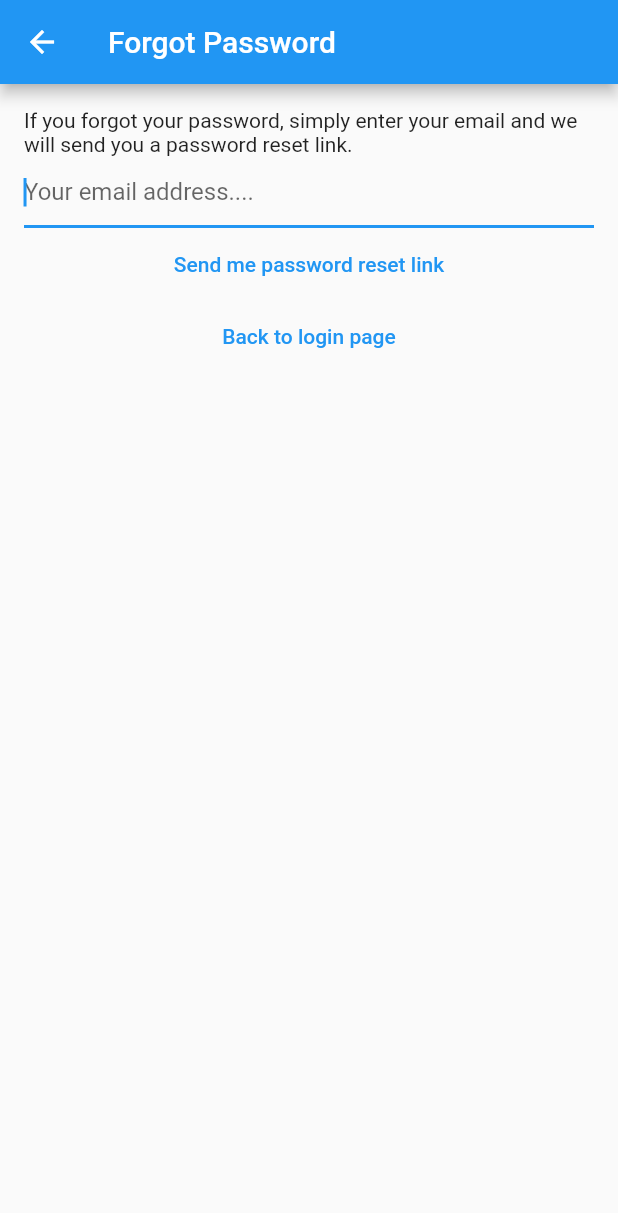
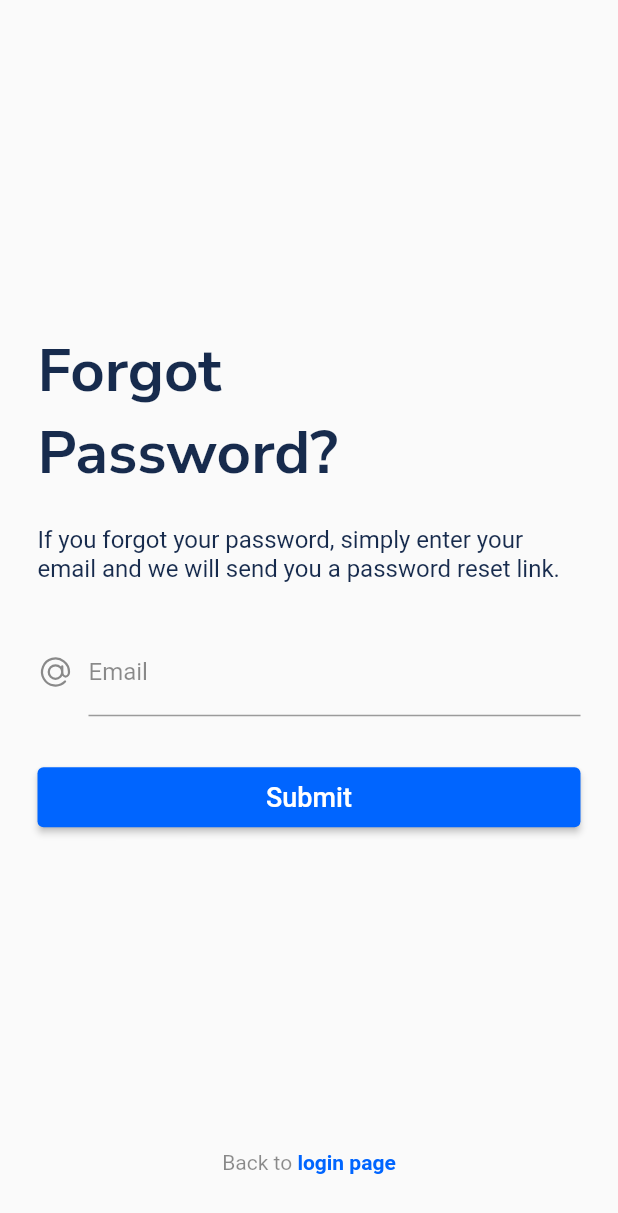
Before and after one commit to VincentGonnet/Project-Universe, a Flutter app: the ForgotPasswordView screen opened directly, on a phone screen of 412 x 824 dp. Shown: the top 1213 px of the screen. Run offline on Flutter 3.47's test engine with Material 2 defaults, Android fonts, the phone set to English and light mode, and no system bars; our stand-ins replace bloc, cloud_firestore, equatable, firebase_auth, firebase_core, flutter_bloc and 2 more; accounts and stored records are empty.

Commit message:
feat: forgot password UI

```diff
--- a/lib/views/auth/forgot_password.dart
+++ b/lib/views/auth/forgot_password.dart
@@ -1,10 +1,14 @@
 import 'package:flutter/material.dart';
 import 'package:flutter_bloc/flutter_bloc.dart';
+import 'package:google_fonts/google_fonts.dart';
+import 'package:heroicons/heroicons.dart';
 import 'package:project_universe/services/auth/bloc/auth_bloc.dart';
 import 'package:project_universe/services/auth/bloc/auth_event.dart';
 import 'package:project_universe/services/auth/bloc/auth_state.dart';
 import 'package:project_universe/utilities/dialogs/error_dialog.dart';
 import 'package:project_universe/utilities/dialogs/password_reset_email_sent_dialog.dart';
+
+import '../../constants/colors.dart';
 
 class ForgotPasswordView extends StatefulWidget {
   const ForgotPasswordView({Key? key}) : super(key: key);
@@ -28,6 +32,8 @@ class ForgotPasswordViewState extends State<ForgotPasswordView> {
     super.dispose();
   }
 
+  Color _emailFieldColor = Colors.black45;
+
   @override
   Widget build(BuildContext context) {
     return BlocListener<AuthBloc, AuthState>(
@@ -46,40 +52,116 @@ class ForgotPasswordViewState extends State<ForgotPasswordView> {
         }
       },
       child: Scaffold(
-        appBar: AppBar(
-          title: const Text('Forgot Password'),
-        ),
-        body: Padding(
-          padding: const EdgeInsets.all(16.0),
+        body: Container(
+          alignment: Alignment.center,
+          padding: const EdgeInsets.all(25),
           child: Column(
+            mainAxisAlignment: MainAxisAlignment.center,
             children: [
-              const Text(
-                  'If you forgot your password, simply enter your email and we will send you a password reset link.'),
-              TextField(
-                keyboardType: TextInputType.emailAddress,
-                autocorrect: false,
-                autofocus: true,
-                controller: _controller,
-                decoration: const InputDecoration(
-                  hintText: 'Your email address....',
+              const Spacer(flex: 1),
+              Container(
+                padding: const EdgeInsets.only(bottom: 20),
+                alignment: Alignment.centerLeft,
+                child: Text(
+                  "Forgot\nPassword?",
+                  style: GoogleFonts.nunitoSans(
+                    color: loginTitleColor,
+                    fontSize: 40,
+                    fontWeight: FontWeight.bold,
+                  ),
                 ),
               ),
-              TextButton(
-                onPressed: () {
-                  final email = _controller.text;
-                  context
-                      .read<AuthBloc>()
-                      .add(AuthEventForgotPassword(email: email));
-                },
-                child: const Text('Send me password reset link'),
+              Container(
+                padding: const EdgeInsets.only(bottom: 30),
+                child: const Text(
+                    'If you forgot your password, simply enter your email and we will send you a password reset link.',
+                    style: TextStyle(
+                      color: loginTitleColor,
+                      fontSize: 16,
+                    )),
               ),
+              Row(
+                children: [
+                  const HeroIcon(
+                    HeroIcons.atSymbol,
+                    color: Colors.black45,
+                  ),
+                  const SizedBox(width: 10),
+                  Expanded(
+                    child: Focus(
+                      onFocusChange: (hasFocus) {
+                        setState(() => _emailFieldColor =
+                            hasFocus ? loginAccentColor : Colors.black45);
+                      },
+                      child: TextField(
+                        controller: _controller,
+                        keyboardType: TextInputType.emailAddress,
+                        decoration: InputDecoration(
+                          labelText: "Email",
+                          labelStyle: TextStyle(
+                            color: _emailFieldColor,
+                          ),
+                          focusedBorder: const UnderlineInputBorder(
+                            borderSide: BorderSide(
+                              color: loginAccentColor,
+                            ),
+                          ),
+                        ),
+                      ),
+                    ),
+                  ),
+                ],
+              ),
+              Container(
+                margin: const EdgeInsets.only(top: 30),
+                child: ElevatedButton(
+                  style: ElevatedButton.styleFrom(
+                    backgroundColor: loginAccentColor,
+                    minimumSize: const Size(double.infinity, 40),
+                  ),
+                  onPressed: () async {
+                    final email = _controller.text;
+                    if (email == "") {
+                      return await showErrorDialog(
+                          context, "Please specify an email address");
+                    }
+                    context
+                        .read<AuthBloc>()
+                        .add(AuthEventForgotPassword(email: email));
+                  },
+                  child: const Text(
+                    "Submit",
+                    style: TextStyle(
+                      color: Colors.white,
+                      fontSize: 18,
+                    ),
+                  ),
+                ),
+              ),
+              const Spacer(flex: 1),
               TextButton(
                 onPressed: () {
                   context.read<AuthBloc>().add(
                         const AuthEventLogOut(),
                       );
                 },
-                child: const Text('Back to login page'),
+                child: RichText(
+                  text: const TextSpan(
+                    style: TextStyle(
+                      color: Colors.black45,
+                    ),
+                    children: <TextSpan>[
+                      TextSpan(text: "Back to "),
+                      TextSpan(
+                        text: "login page",
+                        style: TextStyle(
+                          color: loginAccentColor,
+                          fontWeight: FontWeight.bold,
+                        ),
+                      ),
+                    ],
+                  ),
+                ),
               ),
             ],
           ),
```
